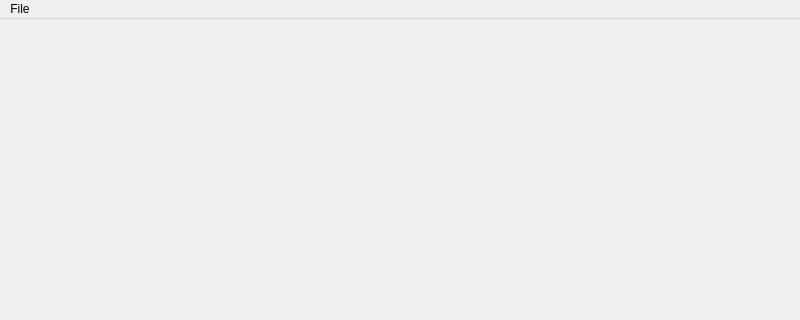
windless1015/Cart3DDemo, file mainwindow.ui: the form before one commit; both pictures show x 0 to 800 and y 0 to 320 of the 800 by 600 pixel window.
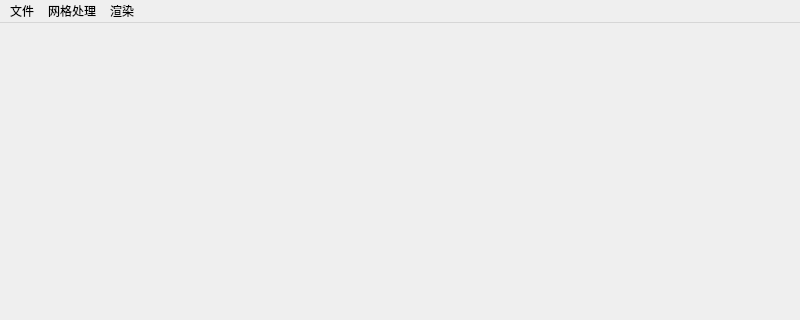
The form after the commit.

Commit message: 实现功能,1.菜单打开单个或多个模型文件2.可以开关纹理效果(目前只有牙齿纹理)

The edit to the form file:
```diff
--- a/mainwindow.ui
+++ b/mainwindow.ui
@@ -25,16 +25,29 @@
    </property>
    <widget class="QMenu" name="menuFile">
     <property name="title">
-     <string>File</string>
+     <string>文件</string>
     </property>
-    <addaction name="actionOpenMesh"/>
+    <addaction name="actionOpenMeshFile"/>
+    <addaction name="actionOpenMeshFolder"/>
+   </widget>
+   <widget class="QMenu" name="menuMesh">
+    <property name="title">
+     <string>网格处理</string>
+    </property>
     <addaction name="actionCutting"/>
     <addaction name="actionShowL"/>
     <addaction name="actionShowR"/>
     <addaction name="actionShowToothAndGingiva"/>
-    <addaction name="actionOpenMeshFolder"/>
+   </widget>
+   <widget class="QMenu" name="menuRendering">
+    <property name="title">
+     <string>渲染</string>
+    </property>
+    <addaction name="actionUseTexture"/>
    </widget>
    <addaction name="menuFile"/>
+   <addaction name="menuMesh"/>
+   <addaction name="menuRendering"/>
   </widget>
   <widget class="QStatusBar" name="statusbar"/>
   <action name="actionOpenMesh">
```
Left out of the diff: 27 changed lines with no effect on the pictures. The commit also changes 12 other files.
